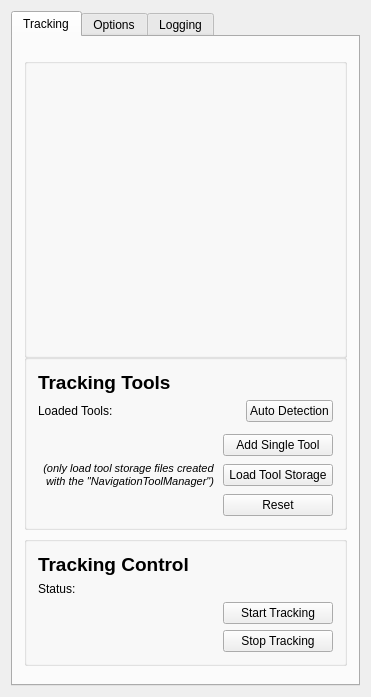
Qt form Modules/Bundles/org.mitk.gui.qt.igttrackingtoolbox/src/internal/QmitkMITKIGTTrackingToolboxViewControls.ui (MITK/MITK) before a commit.
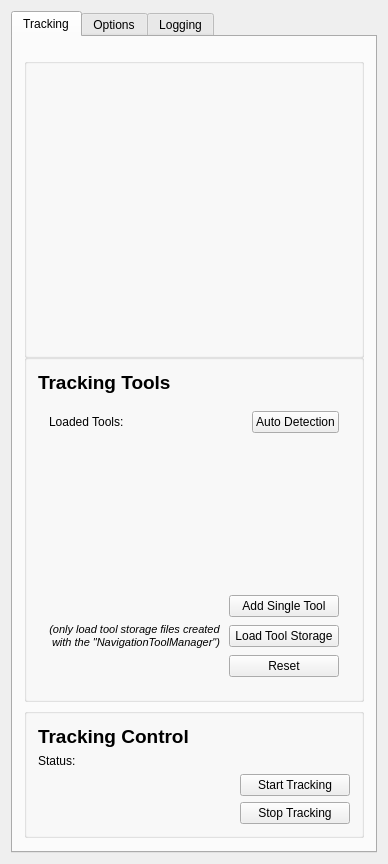
The same form after that commit. Custom widgets are drawn as their Qt base class.

Commit message: finished implementation of navigation tool creation wizard widget and integrated it into bundle IGT TrackingToolbox

Diff of the .ui file:
```diff
--- a/Modules/Bundles/org.mitk.gui.qt.igttrackingtoolbox/src/internal/QmitkMITKIGTTrackingToolboxViewControls.ui
+++ b/Modules/Bundles/org.mitk.gui.qt.igttrackingtoolbox/src/internal/QmitkMITKIGTTrackingToolboxViewControls.ui
@@ -6,8 +6,8 @@
    <rect>
     <x>0</x>
     <y>0</y>
-    <width>371</width>
-    <height>697</height>
+    <width>377</width>
+    <height>849</height>
    </rect>
   </property>
   <property name="minimumSize">
@@ -29,7 +29,7 @@
       <attribute name="title">
        <string>Tracking</string>
       </attribute>
-      <layout class="QVBoxLayout" name="verticalLayout_5">
+      <layout class="QVBoxLayout" name="verticalLayout_9">
        <item>
         <widget class="QGroupBox" name="groupBox_3">
          <property name="sizePolicy">
@@ -72,7 +72,7 @@
          <property name="title">
           <string/>
          </property>
-         <layout class="QVBoxLayout" name="verticalLayout">
+         <layout class="QVBoxLayout" name="verticalLayout_5">
           <item>
            <widget class="QLabel" name="label_2">
             <property name="text">
@@ -85,6 +85,16 @@
            </widget>
           </item>
           <item>
+           <widget class="QStackedWidget" name="m_TrackingToolsWidget">
+            <property name="lineWidth">
+             <number>0</number>
+            </property>
+            <property name="currentIndex">
+             <number>0</number>
+            </property>
+            <widget class="QWidget" name="page">
+             <layout class="QVBoxLayout" name="verticalLayout">
+              <item>
            <layout class="QHBoxLayout" name="m_LoadedToolsLayout">
             <item>
              <widget class="QLabel" name="m_toolLabel">
@@ -116,7 +126,14 @@
            </layout>
           </item>
           <item>
-           <widget class="QmitkToolTrackingStatusWidget" name="m_TrackingToolsStatusWidget" native="true"/>
+               <widget class="QmitkToolTrackingStatusWidget" name="m_TrackingToolsStatusWidget" native="true">
+                <property name="minimumSize">
+                 <size>
+                  <width>200</width>
+                  <height>150</height>
+                 </size>
+                </property>
+               </widget>
           </item>
           <item>
            <layout class="QHBoxLayout" name="m_AddSingleToolLayout">
@@ -225,6 +242,17 @@
           </item>
          </layout>
         </widget>
+            <widget class="QWidget" name="page_2">
+             <layout class="QVBoxLayout" name="verticalLayout_10">
+              <item>
+               <widget class="QmitkNavigationToolCreationWizardWidget" name="m_NavigationToolCreationWidget" native="true"/>
+              </item>
+             </layout>
+            </widget>
+           </widget>
+          </item>
+         </layout>
+        </widget>
        </item>
        <item>
         <widget class="QGroupBox" name="groupBox_2">
@@ -616,6 +644,12 @@
    <header>QmitkToolTrackingStatusWidget.h</header>
    <container>1</container>
   </customwidget>
+  <customwidget>
+   <class>QmitkNavigationToolCreationWizardWidget</class>
+   <extends>QWidget</extends>
+   <header>QmitkNavigationToolCreationWizardWidget.h</header>
+   <container>1</container>
+  </customwidget>
  </customwidgets>
  <resources/>
  <connections/>
```
Left out of the diff: 26 changed lines with no effect on the pictures. Lines whose indentation alone changed are shown as unchanged. The commit also changes 5 other files.
